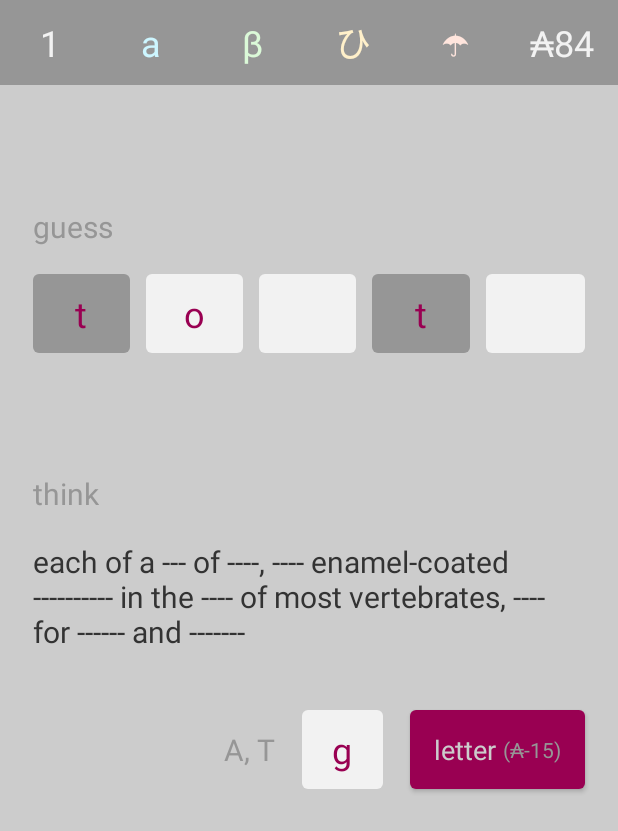
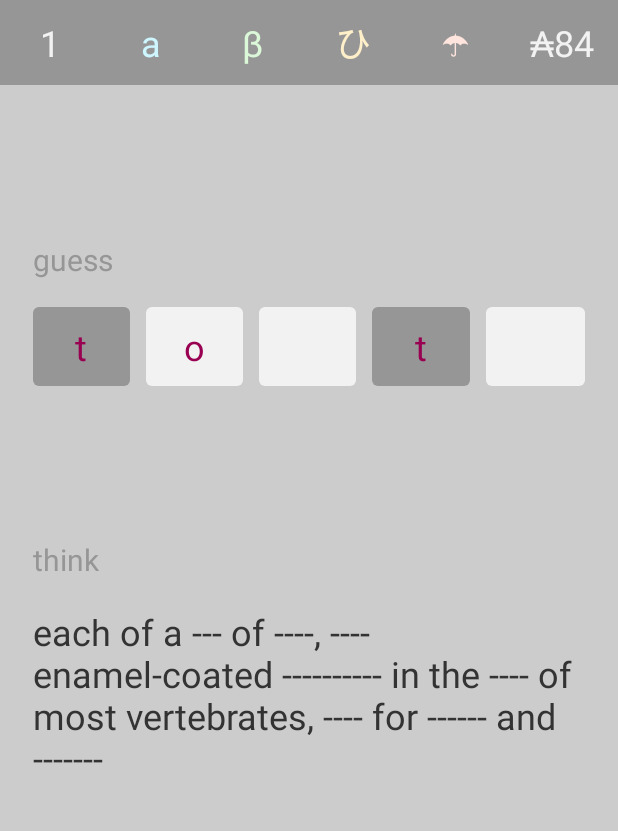
Before and after one commit to radutopor/correct-abi, an Android app: the layout game.xml on its own in the app's theme, with its tools: preview values and no code run, on a phone screen of 412 x 824 dp. Shown: the top 831 px of the screen. Run offline under Robolectric (Android 15) with nearby library versions, the phone set to English and light mode, and no system bars.

Commit message:
removed letter buy, added auto-word buy

```diff
--- a/app/src/main/java/com/radutopor/correctabi/LayersRes.kt
+++ b/app/src/main/java/com/radutopor/correctabi/LayersRes.kt
@@ -1,11 +1,12 @@
 package com.radutopor.correctabi
 
 import androidx.annotation.ColorRes
+import androidx.annotation.RawRes
 
 data class LayerRes(
     val indicators: List<Char>,
     val colors: LayerColors,
-    val fanfare: Int
+    @RawRes val fanfare: Int
 )
 
 data class LayerColors(
--- a/app/src/main/java/com/radutopor/correctabi/game/Game.kt
+++ b/app/src/main/java/com/radutopor/correctabi/game/Game.kt
@@ -7,6 +7,4 @@ data class Game(
     val coins: String,
     val letters: List<Char?>,
     val definition: SpannableString,
-    val lettersGuessed: String,
-    val letterCost: String,
 )
--- a/app/src/main/java/com/radutopor/correctabi/storage/word/Word.kt
+++ b/app/src/main/java/com/radutopor/correctabi/storage/word/Word.kt
@@ -8,7 +8,7 @@ data class Word(
     @PrimaryKey val path: String,
     val token: String,
     val stem: String,
+    val freeLetters: String = "",
     val definition: String,
-    val lettersGuessed: String = "",
-    val areChildrenCreated: Boolean = false
+    val revealablesNo: Int = -1
 )
--- a/app/src/main/res/layout/correct.xml
+++ b/app/src/main/res/layout/correct.xml
@@ -36,11 +36,12 @@
         android:layout_width="wrap_content"
         android:layout_height="wrap_content"
         android:layout_marginTop="18dp"
+        android:gravity="center_horizontal"
         android:textColor="#F5F5F5"
         android:textSize="36sp"
         app:layout_constraintBottom_toBottomOf="parent"
         app:layout_constraintLeft_toLeftOf="parent"
         app:layout_constraintRight_toRightOf="parent"
         app:layout_constraintTop_toBottomOf="@id/label"
-        tools:text="+ ₳15" />
+        tools:text="+ ₳15\n+ ✉️" />
 </androidx.constraintlayout.widget.ConstraintLayout>
--- a/app/src/main/res/layout/game.xml
+++ b/app/src/main/res/layout/game.xml
@@ -28,7 +28,7 @@
                 android:layout_weight="1"
                 android:gravity="center"
                 android:textColor="@color/light_1"
-                android:textSize="@dimen/text_navbar"
+                android:textSize="@dimen/text"
                 tools:text="1" />
 
             <androidx.appcompat.widget.AppCompatTextView
@@ -38,7 +38,7 @@
                 android:layout_weight="1"
                 android:gravity="center"
                 android:textColor="@color/light_2"
-                android:textSize="@dimen/text_navbar"
+                android:textSize="@dimen/text"
                 tools:text="a" />
 
             <androidx.appcompat.widget.AppCompatTextView
@@ -48,7 +48,7 @@
                 android:layout_weight="1"
                 android:gravity="center"
                 android:textColor="@color/light_3"
-                android:textSize="@dimen/text_navbar"
+                android:textSize="@dimen/text"
                 tools:text="β" />
 
             <androidx.appcompat.widget.AppCompatTextView
@@ -58,7 +58,7 @@
                 android:layout_weight="1"
                 android:gravity="center"
                 android:textColor="@color/light_4"
-                android:textSize="@dimen/text_navbar"
+                android:textSize="@dimen/text"
                 tools:text="ひ" />
 
             <androidx.appcompat.widget.AppCompatTextView
@@ -68,7 +68,7 @@
                 android:layout_weight="1"
                 android:gravity="center"
                 android:textColor="@color/light_5"
-                android:textSize="@dimen/text_navbar"
+                android:textSize="@dimen/text"
                 tools:text="☂" />
 
             <androidx.appcompat.widget.AppCompatTextView
@@ -80,7 +80,7 @@
                 android:paddingTop="12dp"
                 android:paddingRight="16dp"
                 android:paddingBottom="12dp"
-                android:textSize="@dimen/text_navbar"
+                android:textSize="@dimen/text"
                 tools:text="₳84"
                 tools:textColor="@color/light_1" />
         </androidx.appcompat.widget.LinearLayoutCompat>
@@ -88,7 +88,7 @@
         <androidx.constraintlayout.widget.ConstraintLayout
             android:layout_width="match_parent"
             android:layout_height="0dp"
-            android:layout_weight="2"
+            android:layout_weight="1"
             android:paddingLeft="@dimen/body_padding_h"
             android:paddingRight="@dimen/body_padding_h">
 
@@ -97,8 +97,8 @@
                 android:layout_width="wrap_content"
                 android:layout_height="wrap_content"
                 android:layout_marginBottom="18dp"
-                android:text="guess "
-                android:textSize="@dimen/text_body"
+                android:text="guess"
+                android:textSize="@dimen/label"
                 app:layout_constraintBottom_toTopOf="@id/word"
                 app:layout_constraintLeft_toLeftOf="parent"
                 app:layout_constraintTop_toTopOf="parent"
@@ -124,7 +124,7 @@
                     android:maxLength="1"
                     android:paddingTop="10dp"
                     android:paddingBottom="10dp"
-                    android:textSize="@dimen/text_letter"
+                    android:textSize="@dimen/text"
                     tools:backgroundTint="@color/section_1"
                     tools:enabled="false"
                     tools:text="t"
@@ -145,7 +145,7 @@
                     android:maxLength="1"
                     android:paddingTop="10dp"
                     android:paddingBottom="10dp"
-                    android:textSize="@dimen/text_letter"
+                    android:textSize="@dimen/text"
                     tools:backgroundTint="@color/light_1"
                     tools:text="o"
                     tools:textColor="@color/accent_1" />
@@ -165,7 +165,7 @@
                     android:maxLength="1"
                     android:paddingTop="10dp"
                     android:paddingBottom="10dp"
-                    android:textSize="@dimen/text_letter"
+                    android:textSize="@dimen/text"
                     tools:backgroundTint="@color/light_1"
                     tools:textColor="@color/accent_1" />
 
@@ -184,7 +184,7 @@
                     android:maxLength="1"
                     android:paddingTop="10dp"
                     android:paddingBottom="10dp"
-                    android:textSize="@dimen/text_letter"
+                    android:textSize="@dimen/text"
                     tools:backgroundTint="@color/section_1"
                     tools:enabled="false"
                     tools:text="t"
@@ -205,7 +205,7 @@
                     android:maxLength="1"
                     android:paddingTop="10dp"
                     android:paddingBottom="10dp"
-                    android:textSize="@dimen/text_letter"
+                    android:textSize="@dimen/text"
                     tools:backgroundTint="@color/light_1"
                     tools:textColor="@color/accent_1" />
             </androidx.appcompat.widget.LinearLayoutCompat>
@@ -225,94 +225,23 @@
                 android:layout_height="wrap_content"
                 android:layout_marginBottom="18dp"
                 android:text="think"
-                android:textSize="@dimen/text_body"
+                android:textSize="@dimen/label"
                 tools:textColor="@color/section_1" />
 
             <androidx.appcompat.widget.AppCompatTextView
                 android:id="@+id/definition"
                 android:layout_width="match_parent"
                 android:layout_height="wrap_content"
-                android:textSize="@dimen/text_body"
+                android:textSize="@dimen/text"
                 tools:text="each of a --- of ----, ---- enamel-coated ---------- in the ---- of most vertebrates, ---- for ------ and -------"
                 tools:textColor="@color/dark_1"
                 tools:textColorHighlight="@color/accent_1" />
         </androidx.appcompat.widget.LinearLayoutCompat>
 
-        <androidx.constraintlayout.widget.ConstraintLayout
-            android:layout_width="match_parent"
-            android:layout_height="0dp"
-            android:layout_weight="1"
-            android:clipToPadding="false"
-            android:paddingLeft="@dimen/body_padding_h"
-            android:paddingRight="@dimen/body_padding_h">
-
-            <androidx.appcompat.widget.AppCompatTextView
-                android:id="@+id/lettersGuessed"
-                android:layout_width="0dp"
-                android:layout_height="wrap_content"
-                android:layout_marginRight="18dp"
-                android:gravity="right"
-                android:textSize="@dimen/text_body"
-                app:layout_constraintBottom_toBottomOf="parent"
-                app:layout_constraintLeft_toLeftOf="parent"
-                app:layout_constraintRight_toLeftOf="@id/guess_letter"
-                app:layout_constraintTop_toTopOf="parent"
-                tools:text="A, T"
-                tools:textColor="@color/section_1" />
-
-            <androidx.appcompat.widget.AppCompatEditText
-                android:id="@+id/guess_letter"
-                android:layout_width="54dp"
-                android:layout_height="wrap_content"
-                android:layout_marginRight="18dp"
-                android:background="@drawable/box"
-                android:digits="abcdefghijklmnopqrstuvwxyz"
-                android:gravity="center"
-                android:maxLength="1"
-                android:paddingTop="10dp"
-                android:paddingBottom="10dp"
-                android:textSize="@dimen/text_letter"
-                app:layout_constraintBottom_toBottomOf="parent"
-                app:layout_constraintRight_toLeftOf="@id/guess_button"
-                app:layout_constraintTop_toTopOf="parent"
-                tools:backgroundTint="@color/light_1"
-                tools:text="g"
-                tools:textColor="@color/accent_1" />
-
-            <androidx.appcompat.widget.LinearLayoutCompat
-                android:id="@+id/guess_button"
-                style="@style/Widget.MaterialComponents.Button"
-                android:layout_width="wrap_content"
-                android:layout_height="0dp"
-                android:background="@drawable/box"
-                android:orientation="horizontal"
-                app:layout_constraintBottom_toBottomOf="@id/guess_letter"
-                app:layout_constraintRight_toRightOf="parent"
-                app:layout_constraintTop_toTopOf="@id/guess_letter"
-                tools:backgroundTint="@color/accent_1">
-
-                <androidx.appcompat.widget.AppCompatTextView
-                    android:id="@+id/guess_button_label"
-                    android:layout_width="wrap_content"
-                    android:layout_height="wrap_content"
-                    android:text="letter "
-                    android:textSize="18dp"
-                    tools:textColor="@color/base_1" />
-
-                <androidx.appcompat.widget.AppCompatTextView
-                    android:id="@+id/letter_cost"
-                    android:layout_width="wrap_content"
-                    android:layout_height="wrap_content"
-                    android:textSize="14sp"
-                    tools:text="(₳-15)"
-                    tools:textColor="@color/section_1" />
-            </androidx.appcompat.widget.LinearLayoutCompat>
-        </androidx.constraintlayout.widget.ConstraintLayout>
-
         <Space
             android:layout_width="match_parent"
             android:layout_height="0dp"
-            android:layout_weight="2" />
+            android:layout_weight="1" />
     </androidx.appcompat.widget.LinearLayoutCompat>
 
     <ProgressBar
@@ -355,5 +284,6 @@
         android:layout_width="match_parent"
         android:layout_height="match_parent"
         android:clickable="true"
+        android:focusable="true"
         android:visibility="gone" />
 </FrameLayout>
--- a/app/src/main/res/layout/letter.xml
+++ b/app/src/main/res/layout/letter.xml
@@ -13,7 +13,7 @@
         android:maxLength="1"
         android:paddingTop="10dp"
         android:paddingBottom="10dp"
-        android:textSize="@dimen/text_letter"
+        android:textSize="@dimen/text"
         tools:backgroundTint="@color/section_1"
         tools:enabled="false"
         tools:text="t"
--- a/app/src/main/res/values/dimen.xml
+++ b/app/src/main/res/values/dimen.xml
@@ -2,7 +2,7 @@
 <resources>
     <dimen name="body_padding_h">22dp</dimen>
 
-    <dimen name="text_navbar">24sp</dimen>
-    <dimen name="text_body">20sp</dimen>
-    <dimen name="text_letter">24sp</dimen>
+    <dimen name="text">24sp</dimen>
+    <dimen name="label">20sp</dimen>
+
 </resources>
```
Also changed, not shown: app/src/main/java/com/radutopor/correctabi/game/GameActivity.kt (+5 -17 lines), app/src/main/java/com/radutopor/correctabi/game/GameController.kt (+44 -47 lines).
